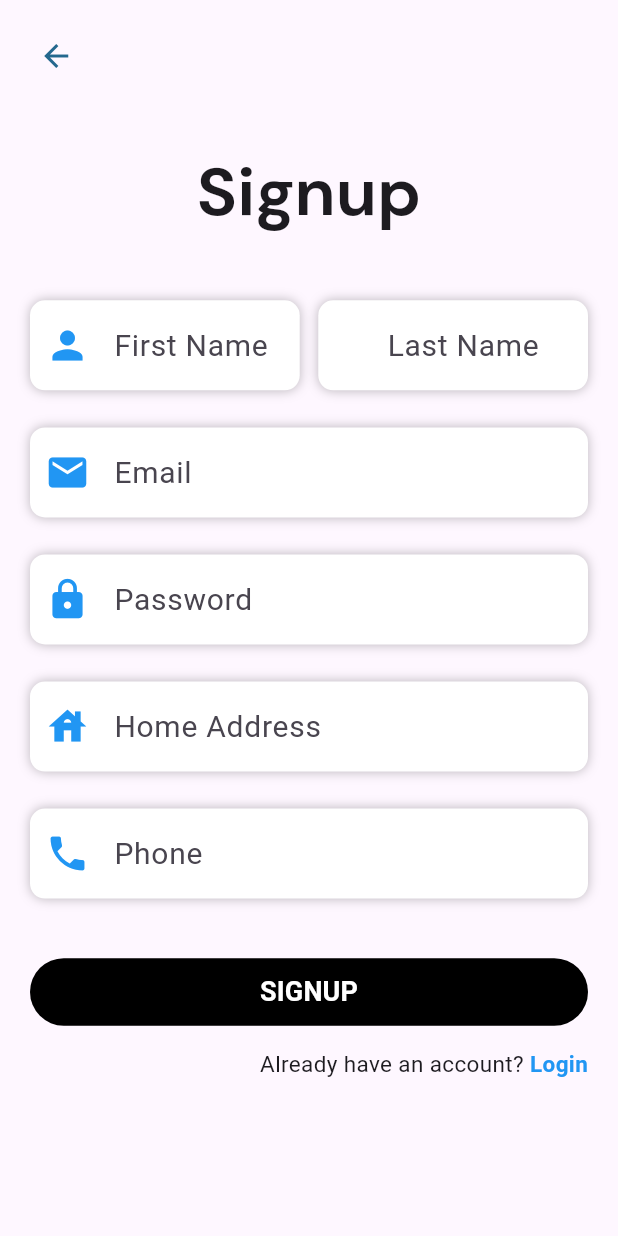
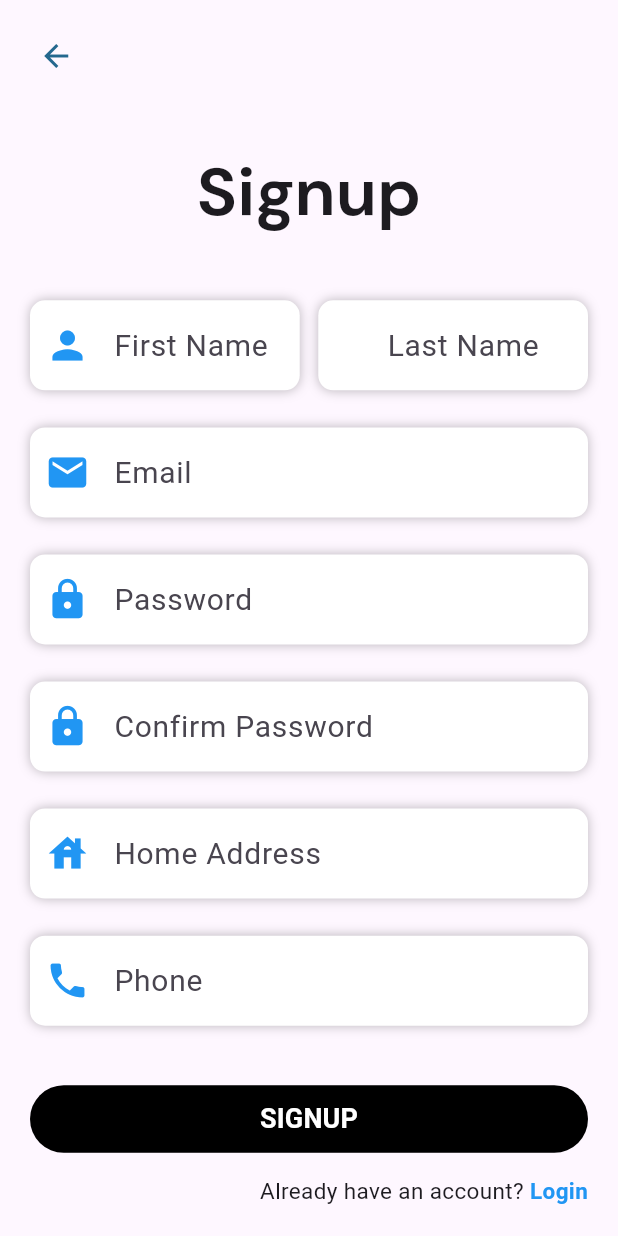
Before and after one commit to Nitz19/werkaniko-1, a Flutter app: the DriverSignup screen opened by its route, on a phone screen of 412 x 824 dp. Run offline on Flutter 3.47's test engine with Material 3 defaults, Android fonts, the phone set to English and light mode, and no system bars; our stand-ins replace cloud_firestore, firebase_auth, firebase_core, firebase_database, flutter_rating_bar, fluttertoast and 6 more; missing offline and left inert: flutter_polyline_points, flutter_stripe; accounts and stored records are empty.

Commit message:
added revisions

```diff
--- a/lib/src/auth/driver_signup.dart
+++ b/lib/src/auth/driver_signup.dart
@@ -2,6 +2,7 @@
 
 import 'package:flutter/material.dart';
 import 'package:go_router/go_router.dart';
+import 'package:motor_rescue/src/widgets/toast_widget.dart';
 
 import '../controllers/auth.dart';
 
@@ -16,6 +17,7 @@ late TextEditingController fnameController;
 late TextEditingController lnameController;
 late TextEditingController emailController;
 late TextEditingController passwordController;
+late TextEditingController confirmpasswordController;
 late TextEditingController addressController;
 late TextEditingController phoneController;
 
@@ -32,6 +34,7 @@ class _DriverSignupState extends State<DriverSignup> {
     lnameController = TextEditingController();
     emailController = TextEditingController();
     passwordController = TextEditingController();
+    confirmpasswordController = TextEditingController();
     addressController = TextEditingController();
     phoneController = TextEditingController();
 
@@ -39,6 +42,7 @@ class _DriverSignupState extends State<DriverSignup> {
     lnameController.addListener(_validateForm);
     emailController.addListener(_validateForm);
     passwordController.addListener(_validateForm);
+    confirmpasswordController.addListener(_validateForm);
     addressController.addListener(_validateForm);
     phoneController.addListener(_validateForm);
   }
@@ -50,6 +54,7 @@ class _DriverSignupState extends State<DriverSignup> {
     lnameController.dispose();
     emailController.dispose();
     passwordController.dispose();
+    confirmpasswordController.dispose();
     addressController.dispose();
     phoneController.dispose();
     fnameController.removeListener(_validateForm);
@@ -68,7 +73,8 @@ class _DriverSignupState extends State<DriverSignup> {
           emailController.text.isNotEmpty &&
           passwordController.text.isNotEmpty &&
           addressController.text.isNotEmpty &&
-          phoneController.text.isNotEmpty;
+          phoneController.text.isNotEmpty &&
+          confirmpasswordController.text.isNotEmpty;
     });
   }
 
@@ -112,6 +118,8 @@ class _DriverSignupState extends State<DriverSignup> {
                   SizedBox(height: size.height * 0.03),
                   buildPassword(),
                   SizedBox(height: size.height * 0.03),
+                  buildPassword1(),
+                  SizedBox(height: size.height * 0.03),
                   buildAddress(),
                   SizedBox(height: size.height * 0.03),
                   buildPhone(),
@@ -125,8 +133,12 @@ class _DriverSignupState extends State<DriverSignup> {
                         backgroundColor: MaterialStateColor.resolveWith(
                             (states) => Colors.black),
                       ),
-                      onPressed:
-                          isButtonEnabled ? () => _signUp(context) : null,
+                      onPressed: isButtonEnabled
+                          ? () => confirmpasswordController.text ==
+                                  passwordController.text
+                              ? _signUp(context)
+                              : showToast('Password do not match')
+                          : null,
                       child: const Text(
                         'SIGNUP',
                         style: TextStyle(
@@ -329,6 +341,46 @@ Widget buildPassword() {
   );
 }
 
+Widget buildPassword1() {
+  return Column(
+    crossAxisAlignment: CrossAxisAlignment.center,
+    children: [
+      Container(
+        padding: const EdgeInsets.symmetric(horizontal: 10),
+        alignment: Alignment.centerLeft,
+        decoration: BoxDecoration(
+          color: Colors.white,
+          borderRadius: BorderRadius.circular(10),
+          boxShadow: const [
+            BoxShadow(
+              color: Colors.black26,
+              blurRadius: 6,
+            ),
+          ],
+        ),
+        height: 60,
+        child: TextField(
+          obscureText: true,
+          controller: confirmpasswordController,
+          style: const TextStyle(
+            color: Colors.black87,
+            fontSize: 20,
+          ),
+          decoration: const InputDecoration(
+            border: InputBorder.none,
+            icon: Icon(
+              Icons.lock,
+              color: Colors.blue,
+              size: 30,
+            ),
+            hintText: 'Confirm Password',
+          ),
+        ),
+      ),
+    ],
+  );
+}
+
 //-----------------------------------------------------
 
 Widget buildAddress() {
--- a/lib/src/widgets/bottom_nav_driver.dart
+++ b/lib/src/widgets/bottom_nav_driver.dart
@@ -82,13 +82,13 @@ class BottomNavDriverWidget extends StatelessWidget {
       padding: const EdgeInsets.all(8),
       child: Container(
         decoration: BoxDecoration(
-          color: Colors.blue,
+          color: Colors.black,
           borderRadius: BorderRadius.circular(40),
         ),
         child: Padding(
           padding: const EdgeInsets.all(10),
           child: GNav(
-            backgroundColor: Colors.blue,
+            backgroundColor: Colors.black,
             color: Colors.white,
             activeColor: Colors.white,
             tabBackgroundColor: Colors.blue.shade700,
--- a/lib/src/widgets/bottom_nav_mechanic.dart
+++ b/lib/src/widgets/bottom_nav_mechanic.dart
@@ -90,13 +90,13 @@ class _BottomNavMechanicWidgetState extends State<BottomNavMechanicWidget> {
       padding: const EdgeInsets.all(8),
       child: Container(
         decoration: BoxDecoration(
-          color: Colors.blue,
+          color: Colors.black,
           borderRadius: BorderRadius.circular(40),
         ),
         child: Padding(
           padding: const EdgeInsets.all(10),
           child: GNav(
-            backgroundColor: Colors.blue,
+            backgroundColor: Colors.black,
             color: Colors.white,
             activeColor: Colors.white,
             tabBackgroundColor: Colors.blue.shade700,
```
Also changed, not shown: lib/src/auth/mechanic_signup.dart (+53 -2 lines), lib/src/driver_dashboard/driver_home.dart (+6 -10 lines), lib/src/mechanic_dashboard/mechanic_home.dart (+5 -9 lines).
